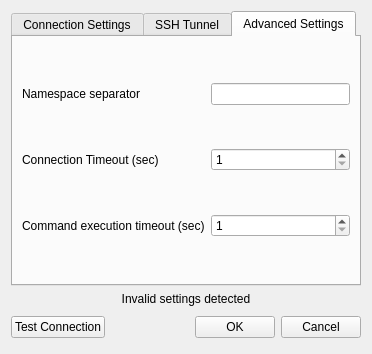
RedisInsight/RedisDesktopManager, file redis-desktop-manager/forms/connection.ui: the form before one commit.
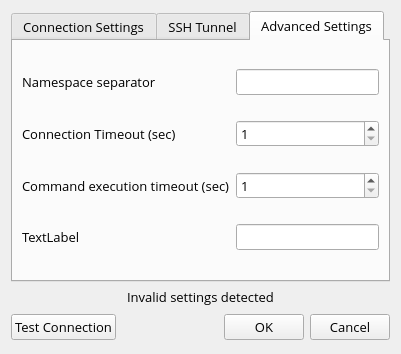
The form after the commit. The open tabs and pages were chosen to show the change. Icons and pictures are not drawn.

The edit to the form file:
```diff
--- a/redis-desktop-manager/forms/connection.ui
+++ b/redis-desktop-manager/forms/connection.ui
@@ -9,7 +9,7 @@
    <rect>
     <x>0</x>
     <y>0</y>
-    <width>372</width>
+    <width>401</width>
     <height>354</height>
    </rect>
   </property>
@@ -31,6 +31,12 @@
     <height>2230</height>
    </size>
   </property>
+  <property name="font">
+   <font>
+    <family>Open Sans</family>
+    <pointsize>10</pointsize>
+   </font>
+  </property>
   <property name="contextMenuPolicy">
    <enum>Qt::DefaultContextMenu</enum>
   </property>
@@ -319,6 +325,16 @@
          </property>
         </widget>
        </item>
+       <item row="3" column="1">
+        <widget class="QLineEdit" name="lineEdit"/>
+       </item>
+       <item row="3" column="0">
+        <widget class="QLabel" name="label_4">
+         <property name="text">
+          <string>TextLabel</string>
+         </property>
+        </widget>
+       </item>
       </layout>
      </widget>
     </widget>
```
Left out of the diff: 2 changed lines with no effect on the pictures.
